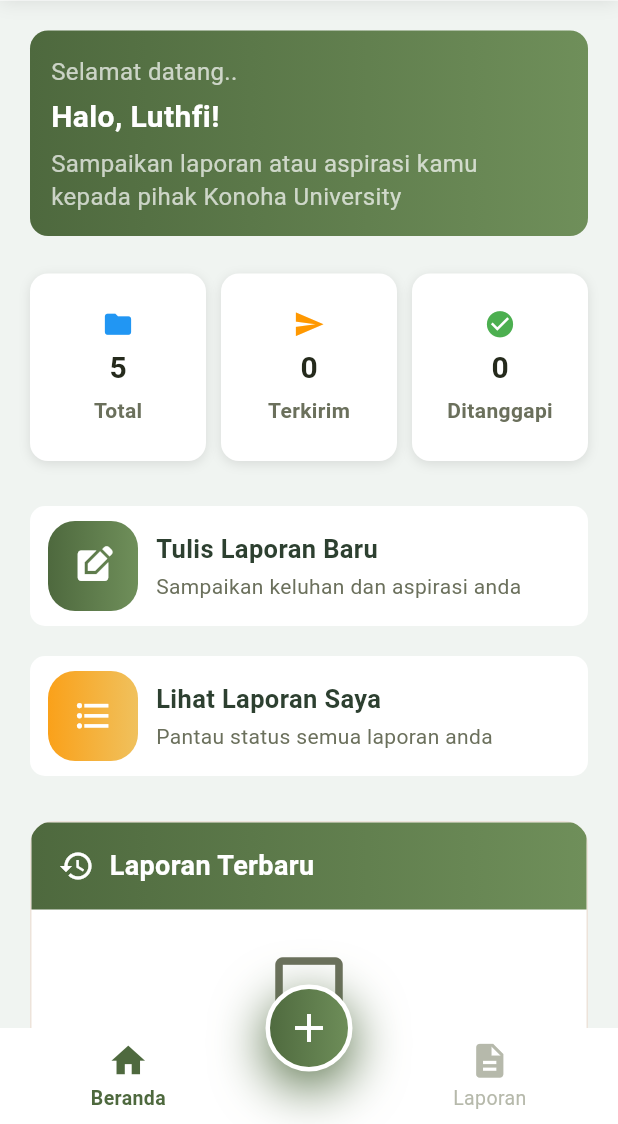
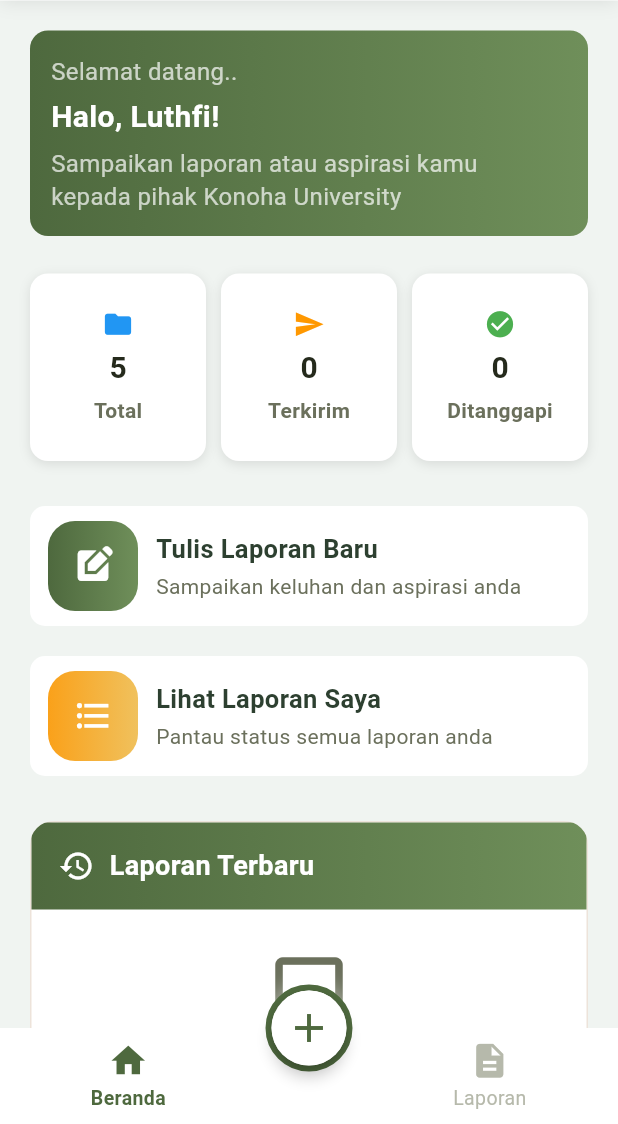
Before and after one commit to luthfiahhasibuan/LaporKampus, a Flutter app: the MainShell screen opened by its route, on a phone screen of 412 x 824 dp, the part 112-1236 px from its top. Run offline on Flutter 3.47's test engine with Material 3 defaults, Android fonts, the phone set to English and light mode, and no system bars; accounts and stored records are empty.

Commit message:
Update add_report_fab.dart

```diff
--- a/lib/widgets/add_report_fab.dart
+++ b/lib/widgets/add_report_fab.dart
@@ -12,29 +12,30 @@ class AddReportFab extends StatelessWidget {
     return Container(
       width: 58,
       height: 58,
+      padding: const EdgeInsets.all(0),
       decoration: BoxDecoration(
         shape: BoxShape.circle,
-        gradient: AppColors.primaryGradient, // gradient di sini
-        border: Border.all(color: AppColors.white, width: 3),
-        boxShadow: const [
+        border: Border.all(color: AppColors.primary, width: 4),
+
+        boxShadow: [
           BoxShadow(
-            color: AppColors.primary,
-            blurRadius: 30,
-            spreadRadius: 0,
-            offset: Offset(0, 10),
+            color: AppColors.white.withOpacity(0.4),
+            blurRadius: 10,
+            spreadRadius: 2,
           ),
         ],
       ),
-      child: FloatingActionButton(
-        onPressed: onPressed,
-        backgroundColor:
-            Colors.transparent, // transparan agar gradient terlihat
-        elevation: 0, // shadow sudah dipegang Container
-        highlightElevation: 0,
-        focusElevation: 0,
-        hoverElevation: 0,
-        shape: const CircleBorder(),
-        child: const Icon(Icons.add, size: 32, color: AppColors.white),
+
+      child: SizedBox(
+        width: 59,
+        height: 59,
+        child: FloatingActionButton(
+          onPressed: onPressed,
+          backgroundColor: AppColors.white,
+          elevation: 4,
+          shape: const CircleBorder(),
+          child: const Icon(Icons.add, size: 32, color: AppColors.primary),
+        ),
       ),
     );
   }
```
